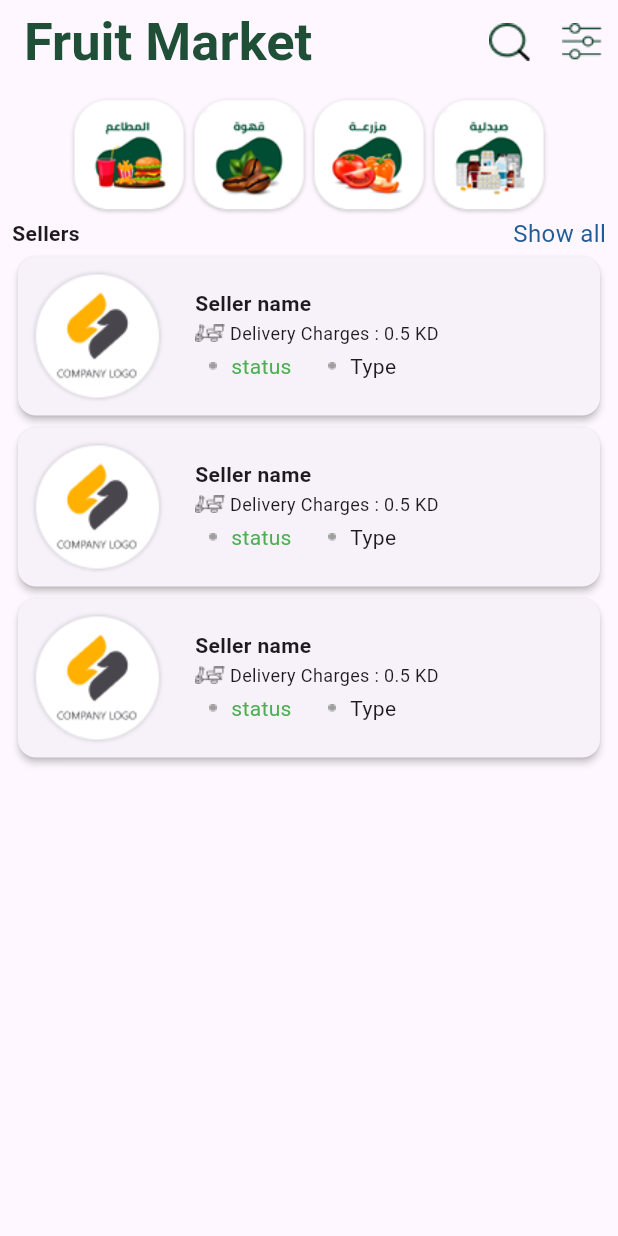
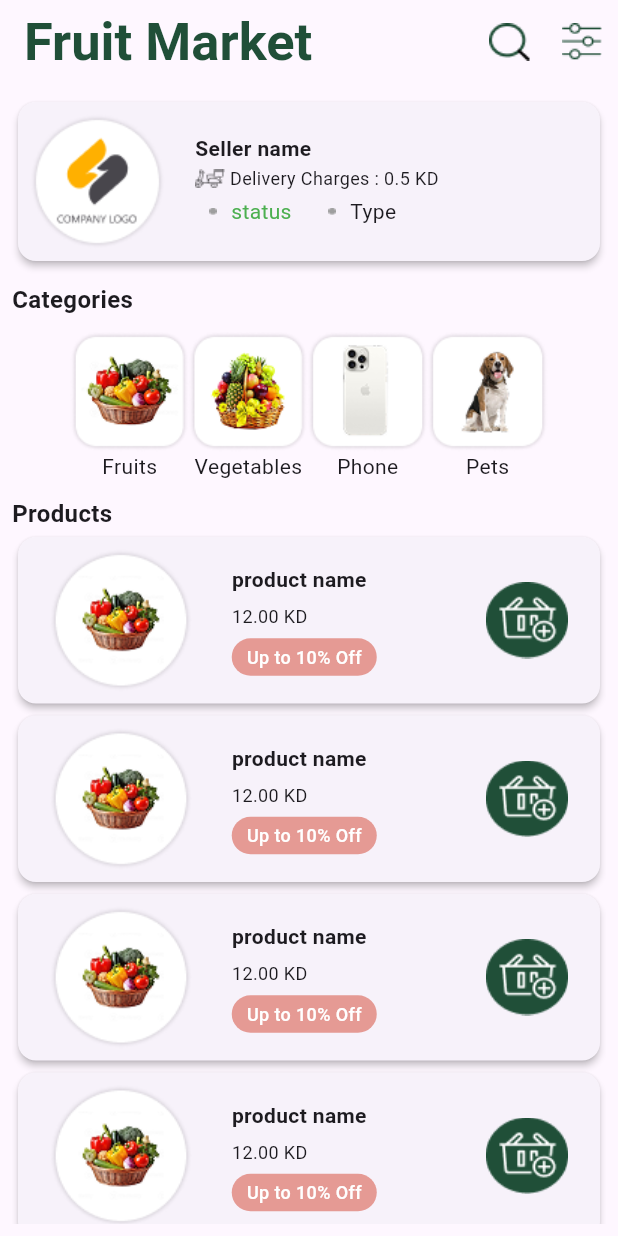
Before and after one commit to khedr0/FruitMarketApp, a Flutter app: the HomePage screen opened directly, after a tap on "Seller name", on a phone screen of 412 x 824 dp. Run offline on Flutter 3.47's test engine with Material 3 defaults, Android fonts, the phone set to English and light mode, and no system bars; our stand-ins replace font_awesome_flutter.

Commit message:
SellerScrean

```diff
--- a/lib/constants/strings.dart
+++ b/lib/constants/strings.dart
@@ -41,7 +41,12 @@ class AppStrings {
   static const String deliveryArrived = 'Delivery Arrived';
   static const String sellers = "Sellers";
   static const String showAll = "Show all";
-
+  static const String categories = "Categories";
+  static const String pets = "Pets";
+  static const String phone = "Phone";
+  static const String vegetables = "Vegetables";
+  static const String fruits = "Fruits";
+  static const String products = "Products";
   // Filters / UI
   static const String close = 'Close';
   static const String applyFilter = 'Apply Filter';
--- a/lib/main.dart
+++ b/lib/main.dart
@@ -4,6 +4,7 @@ import 'package:fruit_market/screans/authentication_screans/loginScrean.dart';
 import 'package:fruit_market/screans/authentication_screans/signUpScrean.dart';
 import 'package:fruit_market/screans/authentication_screans/singingScrean.dart';
 import 'package:fruit_market/screans/onBoarding.dart';
+import 'package:fruit_market/screans/sellerScrean.dart';
 import 'package:fruit_market/screans/splashScrean.dart';
 
 void main() {
@@ -25,6 +26,7 @@ class FruitMarketApp extends StatelessWidget {
         'SignUpScreen': (context) => const SignUpScreen(),
         "loginScrean": (context) => const LoginScreen(),
         "phoneVerificationScreen": (context) => const PhoneVerificationScreen(),
+        "sellerScrean": (context) => const SellerScrean()
       },
     );
   }
--- a/lib/screans/later/home_page.dart
+++ b/lib/screans/later/home_page.dart
@@ -1,10 +1,8 @@
 import 'package:flutter/material.dart';
 import 'package:fruit_market/constants/strings.dart';
-import 'package:fruit_market/widgets/dropDownMenuFilterWidget.dart';
 
 import '../../widgets/categoryCardWidget.dart';
-import '../../widgets/checkBox.dart';
-import '../../widgets/customButton.dart';
+import '../../widgets/customAppBar.dart';
 import '../../widgets/sellerCardWidget.dart';
 
 class HomePage extends StatelessWidget {
@@ -13,95 +11,7 @@ class HomePage extends StatelessWidget {
   @override
   Widget build(BuildContext context) {
     return Scaffold(
-      appBar: AppBar(
-        title: Text(
-          AppStrings.fruitMarket,
-          style: TextStyle(
-            fontWeight: FontWeight.bold,
-            color: Color(0xff204F38),
-            fontSize: 35,
-          ),
-        ),
-        actions: [
-          IconButton(
-            onPressed: () {},
-            icon: Image.asset("assets/Icon feather-search.png"),
-          ),
-          IconButton(
-            onPressed: () {
-              showDialog(
-                context: context,
-                builder: (context) {
-                  return AlertDialog(
-                    title: Center(
-                        child: Text(
-                      AppStrings.filterBy,
-                      style:
-                          TextStyle(fontWeight: FontWeight.bold, fontSize: 16),
-                    )),
-                    content: Column(
-                      mainAxisSize: MainAxisSize.min,
-                      children: [
-                        Row(
-                          children: [
-                            Text(
-                              AppStrings.deliveredTo,
-                              style: TextStyle(
-                                  fontSize: 12, color: Color(0xff858D9A)),
-                            ),
-                            SizedBox(
-                              width: 7,
-                            ),
-                            ImageIcon(
-                              AssetImage("assets/fizba.png"),
-                              size: 20,
-                            ),
-                          ],
-                        ),
-                        DropDownMenuFilterWidget(),
-                        Row(
-                          children: [
-                            CircularCheckboxExample(),
-                            Text(AppStrings.offers)
-                          ],
-                        ),
-                        Row(
-                          children: [
-                            CircularCheckboxExample(),
-                            Text(AppStrings.freeDelivery)
-                          ],
-                        ),
-                        Custombutton(
-                          text: Text(AppStrings.applyFilter),
-                          onPressed: () {
-                            Navigator.of(context).pop();
-                          },
-                        ),
-                      ],
-                    ),
-                    actions: [
-                      Center(
-                        child: TextButton(
-                          onPressed: () {
-                            Navigator.of(context).pop(); // يغلق البوب أب
-                          },
-                          child: Text(
-                            AppStrings.close,
-                            style: TextStyle(color: Color(0xff656565)),
-                          ),
-                        ),
-                      ),
-                    ],
-                  );
-                },
-              );
-            },
-            icon: Image.asset("assets/Layer 15.png"),
-          )
-        ],
-        automaticallyImplyLeading: false,
-        elevation: 0,
-      ),
+      appBar: CustomAppBar(),
       body: Padding(
         padding: const EdgeInsets.all(8.0),
         child: Column(
@@ -137,9 +47,9 @@ class HomePage extends StatelessWidget {
                 ),
               ],
             ),
-            sellerCardWidget(),
-            sellerCardWidget(),
-            sellerCardWidget(),
+            SellerCardWidget(),
+            SellerCardWidget(),
+            SellerCardWidget(),
           ],
         ),
       ),
--- a/lib/screans/sellerScrean.dart
+++ b/lib/screans/sellerScrean.dart
@@ -0,0 +1,96 @@
+import 'package:flutter/material.dart';
+import 'package:fruit_market/constants/strings.dart';
+import 'package:fruit_market/widgets/customAppBar.dart';
+
+import '../widgets/categoryCardWidget.dart';
+import '../widgets/productWidget.dart';
+import '../widgets/sellerCardWidget.dart';
+
+class SellerScrean extends StatelessWidget {
+  const SellerScrean({super.key});
+  static String id = "sellerScrean";
+  @override
+  Widget build(BuildContext context) {
+    return Scaffold(
+      appBar: CustomAppBar(),
+      body: Padding(
+        padding: const EdgeInsets.all(8.0),
+        child: Column(
+          crossAxisAlignment: CrossAxisAlignment.start,
+          children: [
+            SellerCardWidget(),
+            SizedBox(
+              height: 10,
+            ),
+            Text(
+              AppStrings.categories,
+              style: TextStyle(fontWeight: FontWeight.bold, fontSize: 16),
+            ),
+            SizedBox(
+              height: 10,
+            ),
+            Row(
+              crossAxisAlignment: CrossAxisAlignment.center,
+              mainAxisAlignment: MainAxisAlignment.center,
+              children: [
+                Column(
+                  children: [
+                    CategoryCardWidget(
+                      image: "assets/fruits.png",
+                    ),
+                    Text(AppStrings.fruits)
+                  ],
+                ),
+                Column(
+                  children: [
+                    CategoryCardWidget(
+                      image: "assets/vegetables.png",
+                    ),
+                    Text(AppStrings.vegetables)
+                  ],
+                ),
+                Column(
+                  children: [
+                    CategoryCardWidget(
+                      image: "assets/phone.png",
+                    ),
+                    Text(AppStrings.phone)
+                  ],
+                ),
+                Column(
+                  children: [
+                    CategoryCardWidget(
+                      image: "assets/pets.png",
+                    ),
+                    Text(AppStrings.pets)
+                  ],
+                ),
+              ],
+            ),
+            SizedBox(
+              height: 10,
+            ),
+            Text(
+              AppStrings.products,
+              style: TextStyle(fontWeight: FontWeight.bold, fontSize: 16),
+            ),
+            Expanded(
+              child: SingleChildScrollView(
+                child: Column(
+                  children: const [
+                    ProductWidget(),
+                    ProductWidget(),
+                    ProductWidget(),
+                    ProductWidget(),
+                    ProductWidget(),
+                    ProductWidget(),
+                  ],
+                ),
+              ),
+            ),
+          ],
+        ),
+      ),
+    );
+  }
+}
--- /dev/null
+++ b/lib/widgets/customAppBar.dart
@@ -0,0 +1,106 @@
+import 'package:flutter/material.dart';
+
+import '../constants/strings.dart';
+import 'checkBox.dart';
+import 'customButton.dart';
+import 'dropDownMenuFilterWidget.dart';
+
+class CustomAppBar extends StatelessWidget implements PreferredSizeWidget {
+  const CustomAppBar({
+    super.key,
+  });
+
+  @override
+  Size get preferredSize => const Size.fromHeight(kToolbarHeight);
+  @override
+  Widget build(BuildContext context) {
+    return AppBar(
+      title: Text(
+        AppStrings.fruitMarket,
+        style: TextStyle(
+          fontWeight: FontWeight.bold,
+          color: Color(0xff204F38),
+          fontSize: 35,
+        ),
+      ),
+      actions: [
+        IconButton(
+          onPressed: () {},
+          icon: Image.asset("assets/Icon feather-search.png"),
+        ),
+        IconButton(
+          onPressed: () {
+            showDialog(
+              context: context,
+              builder: (context) {
+                return AlertDialog(
+                  title: Center(
+                      child: Text(
+                    AppStrings.filterBy,
+                    style: TextStyle(fontWeight: FontWeight.bold, fontSize: 16),
+                  )),
+                  content: Column(
+                    mainAxisSize: MainAxisSize.min,
+                    children: [
+                      Row(
+                        children: [
+                          Text(
+                            AppStrings.deliveredTo,
+                            style: TextStyle(
+                                fontSize: 12, color: Color(0xff858D9A)),
+                          ),
+                          SizedBox(
+                            width: 7,
+                          ),
+                          ImageIcon(
+                            AssetImage("assets/fizba.png"),
+                            size: 20,
+                          ),
+                        ],
+                      ),
+                      DropDownMenuFilterWidget(),
+                      Row(
+                        children: [
+                          CircularCheckboxExample(),
+                          Text(AppStrings.offers)
+                        ],
+                      ),
+                      Row(
+                        children: [
+                          CircularCheckboxExample(),
+                          Text(AppStrings.freeDelivery)
+                        ],
+                      ),
+                      Custombutton(
+                        text: Text(AppStrings.applyFilter),
+                        onPressed: () {
+                          Navigator.of(context).pop();
+                        },
+                      ),
+                    ],
+                  ),
+                  actions: [
+                    Center(
+                      child: TextButton(
+                        onPressed: () {
+                          Navigator.of(context).pop(); // يغلق البوب أب
+                        },
+                        child: Text(
+                          AppStrings.close,
+                          style: TextStyle(color: Color(0xff656565)),
+                        ),
+                      ),
+                    ),
+                  ],
+                );
+              },
+            );
+          },
+          icon: Image.asset("assets/Layer 15.png"),
+        )
+      ],
+      automaticallyImplyLeading: false,
+      elevation: 0,
+    );
+  }
+}
--- /dev/null
+++ b/lib/widgets/productWidget.dart
@@ -0,0 +1,68 @@
+import 'package:flutter/material.dart';
+
+class ProductWidget extends StatelessWidget {
+  const ProductWidget({super.key});
+
+  @override
+  Widget build(BuildContext context) {
+    return GestureDetector(
+      onTap: () {
+        Navigator.pushNamed(context, 'sellerScrean');
+      },
+      child: Card(
+        elevation: 2,
+        child: Padding(
+          padding: const EdgeInsets.all(8.0),
+          child: Row(
+            mainAxisAlignment: MainAxisAlignment.spaceAround,
+            children: [
+              Image(
+                image: AssetImage("assets/product.png"),
+              ),
+              Container(
+                height: 80,
+                child: Column(
+                  mainAxisAlignment: MainAxisAlignment.spaceAround,
+                  crossAxisAlignment: CrossAxisAlignment.start,
+                  children: [
+                    Text(
+                      "product name",
+                      style: TextStyle(fontWeight: FontWeight.bold),
+                    ),
+                    Text(
+                      "12.00 KD",
+                      style: TextStyle(fontSize: 12),
+                    ),
+                    Container(
+                      padding: const EdgeInsets.symmetric(
+                          horizontal: 10, vertical: 4),
+                      decoration: BoxDecoration(
+                        color: const Color(0xFFE59A94), // لون الخلفية الوردي
+                        borderRadius:
+                            BorderRadius.circular(20), // الشكل الدائري
+                      ),
+                      child: Text(
+                        "Up to 10% Off",
+                        style: const TextStyle(
+                          color: Colors.white,
+                          fontSize: 12,
+                          fontWeight: FontWeight.w500,
+                        ),
+                      ),
+                    ),
+                  ],
+                ),
+              ),
+              SizedBox(
+                width: 20,
+              ),
+              Image(
+                image: AssetImage("assets/greenSalla.png"),
+              ),
+            ],
+          ),
+        ),
+      ),
+    );
+  }
+}
--- a/lib/widgets/sellerCardWidget.dart
+++ b/lib/widgets/sellerCardWidget.dart
@@ -1,14 +1,16 @@
 import 'package:flutter/material.dart';
 
-class sellerCardWidget extends StatelessWidget {
-  const sellerCardWidget({
+class SellerCardWidget extends StatelessWidget {
+  const SellerCardWidget({
     super.key,
   });
 
   @override
   Widget build(BuildContext context) {
     return GestureDetector(
-      onTap: () {},
+      onTap: () {
+        Navigator.pushNamed(context, 'sellerScrean');
+      },
       child: Card(
         elevation: 2,
         child: Padding(
```
Also changed, not shown: assets/fruits.png (added), assets/greenSalla.png (added), assets/pets.png (added), assets/phone.png (added), assets/product.png (added), assets/vegetables.png (added).
